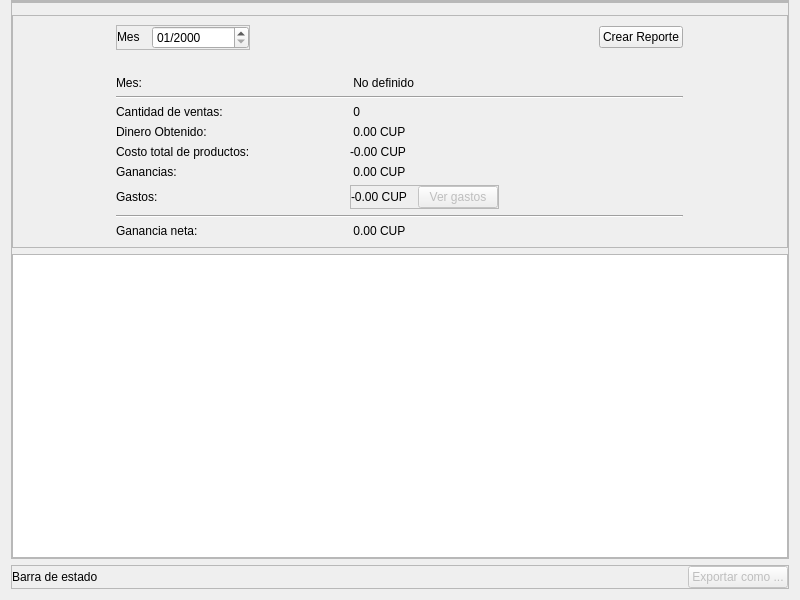
Above: view/ui/month_sale_report.ui from R0land013/blue-pos before the change. Below: the same form after it.
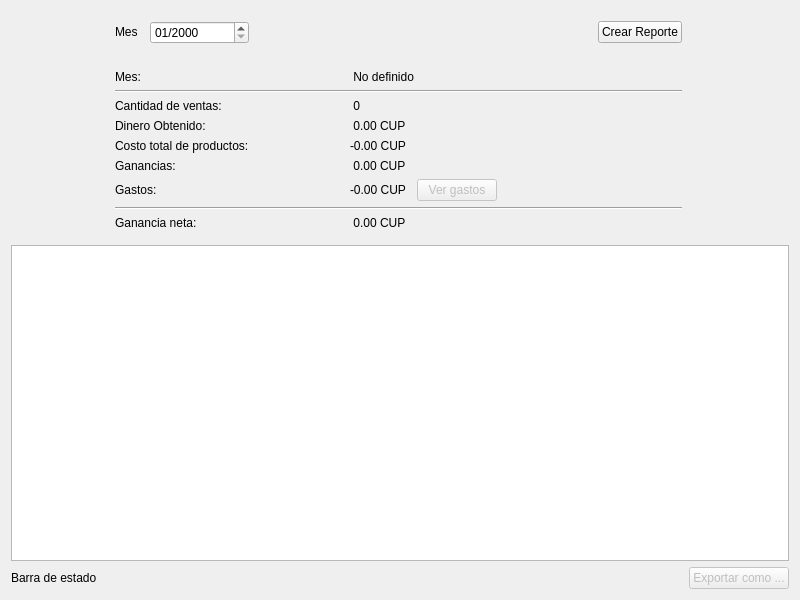
That is the form after the change.

Commit message:
Style: Se eliminaron los bordes de los frames de la app
	Los bordes se mostraban en Gnome, pero en windows no se mostraban.

What changed in the file:
```diff
--- a/view/ui/month_sale_report.ui
+++ b/view/ui/month_sale_report.ui
@@ -20,7 +20,7 @@
    <item>
     <widget class="QFrame" name="main_content_frame">
      <property name="frameShape">
-      <enum>QFrame::StyledPanel</enum>
+      <enum>QFrame::NoFrame</enum>
      </property>
      <property name="frameShadow">
       <enum>QFrame::Raised</enum>
@@ -41,7 +41,7 @@
       <item>
        <widget class="QFrame" name="frame_2">
         <property name="frameShape">
-         <enum>QFrame::StyledPanel</enum>
+         <enum>QFrame::NoFrame</enum>
         </property>
         <property name="frameShadow">
          <enum>QFrame::Raised</enum>
@@ -75,7 +75,7 @@
       <item>
        <widget class="QFrame" name="frame_3">
         <property name="frameShape">
-         <enum>QFrame::StyledPanel</enum>
+         <enum>QFrame::NoFrame</enum>
         </property>
         <property name="frameShadow">
          <enum>QFrame::Raised</enum>
@@ -84,7 +84,7 @@
          <item row="0" column="0">
           <widget class="QFrame" name="frame_4">
            <property name="frameShape">
-            <enum>QFrame::StyledPanel</enum>
+            <enum>QFrame::NoFrame</enum>
            </property>
            <property name="frameShadow">
             <enum>QFrame::Raised</enum>
@@ -310,7 +310,7 @@
             <cursorShape>PointingHandCursor</cursorShape>
            </property>
            <property name="frameShape">
-            <enum>QFrame::StyledPanel</enum>
+            <enum>QFrame::NoFrame</enum>
            </property>
            <property name="frameShadow">
             <enum>QFrame::Raised</enum>
@@ -399,7 +399,7 @@
    <item>
     <widget class="QFrame" name="frame">
      <property name="frameShape">
-      <enum>QFrame::StyledPanel</enum>
+      <enum>QFrame::NoFrame</enum>
      </property>
      <property name="frameShadow">
       <enum>QFrame::Raised</enum>
```
Left out of the diff: 2 changed lines with no effect on the pictures. The commit also changes 20 other files.
